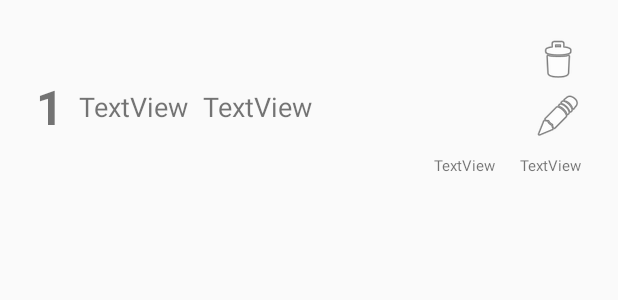
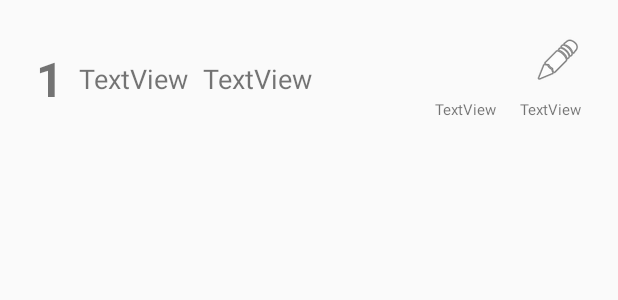
Before and after one commit to staspopil/Room_MVVM_RV---LABPAM2, an Android app: the layout act_item.xml on its own in the app's theme, with its tools: preview values and no code run, on a phone screen of 412 x 824 dp. Shown: the top 300 px of the screen. Run offline under Robolectric (Android 15) with nearby library versions, the phone set to English and light mode, and no system bars.

Commit message:
second commit

```diff
--- a/app/src/main/java/com/example/labn2/CreateActFragment.kt
+++ b/app/src/main/java/com/example/labn2/CreateActFragment.kt
@@ -50,7 +50,7 @@ class CreateActFragment : Fragment() {
         val args = CreateActFragmentArgs.fromBundle(arguments!!)
         time = args.time
        // val string = SimpleDateFormat("dd/MM/yyyy").format(time)
-        actViewModel = ViewModelProvider(this).get(ActViewModel::class.java)
+        actViewModel = ViewModelProvider(this,defaultViewModelProviderFactory).get(ActViewModel::class.java)
          timePicker = binding.timepicker
 
         binding.sbmitButton.setOnClickListener {
@@ -67,7 +67,7 @@ class CreateActFragment : Fragment() {
 
         if (inputCheck(actTitle,actDescription)){
             val act = Act(0,time,actTitle,actDescription,"${timePicker.hour}:${timePicker.minute}")
-          //  actViewModel.addAct(act)
+           actViewModel.addAct(act)
             Toast.makeText(context,"Succesfully Added" + actTitle,Toast.LENGTH_SHORT).show()
             findNavController().navigate(R.id.action_createActFragment_to_listOfActsFragment)
         }
--- a/app/src/main/java/com/example/labn2/Database/ActDao.kt
+++ b/app/src/main/java/com/example/labn2/Database/ActDao.kt
@@ -7,7 +7,7 @@ import androidx.room.*
 interface ActDao {
 
     @Delete
-    fun delete(act:Act)
+    fun delete(key:Long)
 
     @Insert(onConflict = OnConflictStrategy.IGNORE)
      fun addAct(act:Act)
--- a/app/src/main/java/com/example/labn2/Database/Repository.kt
+++ b/app/src/main/java/com/example/labn2/Database/Repository.kt
@@ -14,8 +14,8 @@ class Repository(private val  actDao:ActDao) {
         actDao.addAct(act)
     }
 
-    fun delete(act:Act){
-        actDao.delete(act)
+    fun delete(id:Long){
+        actDao.delete(id)
     }
     suspend fun update(act:Act){
         actDao.update(act)
--- a/app/src/main/java/com/example/labn2/EditFragment.kt
+++ b/app/src/main/java/com/example/labn2/EditFragment.kt
@@ -48,6 +48,10 @@ class EditFragment : Fragment() {
         binding.sbmitButton2.setOnClickListener {
             updateAct()
         }
+        binding.delButton.setOnClickListener {
+            actViewModel.delete(actID)
+            findNavController().navigate(R.id.action_editFragment_to_listOfActsFragment)
+        }
         return binding.root
     }
 
@@ -58,7 +62,7 @@ class EditFragment : Fragment() {
         val actDate = Act_Date2.text.toString()
         if (inputCheck(actTitle,actDescription)){
             val act = Act(actID,actDate,actTitle,actDescription,"${timePicker.hour}:${timePicker.minute}")
-           // actViewModel.update(act)
+            actViewModel.update(act)
             Toast.makeText(context,"Succesfully Edited" + actTitle, Toast.LENGTH_SHORT).show()
             findNavController().navigate(R.id.action_editFragment_to_listOfActsFragment)
         }
--- a/app/src/main/res/layout/act_item.xml
+++ b/app/src/main/res/layout/act_item.xml
@@ -56,32 +56,29 @@
         android:id="@+id/textTime"
         android:layout_width="wrap_content"
         android:layout_height="wrap_content"
-        android:layout_marginTop="10dp"
-        android:layout_marginEnd="4dp"
         android:text="TextView"
         android:textSize="10sp"
-        app:layout_constraintBottom_toBottomOf="parent"
+        app:layout_constraintBaseline_toBaselineOf="@+id/text_hh_mm"
         app:layout_constraintEnd_toStartOf="@+id/text_hh_mm"
-        app:layout_constraintHorizontal_bias="0.957"
-        app:layout_constraintStart_toStartOf="parent"
-        app:layout_constraintTop_toBottomOf="@+id/image_edit"
-        app:layout_constraintVertical_bias="0.509" />
+        app:layout_constraintHorizontal_bias="0.945"
+        app:layout_constraintStart_toStartOf="parent" />
 
     <TextView
         android:id="@+id/text_hh_mm"
         android:layout_width="wrap_content"
         android:layout_height="wrap_content"
+        android:layout_marginTop="10dp"
         android:text="TextView"
         android:textSize="10sp"
         app:layout_constraintBottom_toBottomOf="parent"
         app:layout_constraintEnd_toEndOf="parent"
         app:layout_constraintHorizontal_bias="1.0"
         app:layout_constraintStart_toStartOf="parent"
-        app:layout_constraintTop_toTopOf="parent"
-        app:layout_constraintVertical_bias="1.0" />
+        app:layout_constraintTop_toBottomOf="@+id/image_edit"
+        app:layout_constraintVertical_bias="0.71" />
 
     <ImageView
-        android:id="@+id/image_delete"
+        android:id="@+id/image_edit"
         android:layout_width="wrap_content"
         android:layout_height="wrap_content"
         app:layout_constraintBottom_toBottomOf="parent"
@@ -89,19 +86,6 @@
         app:layout_constraintHorizontal_bias="1.0"
         app:layout_constraintStart_toStartOf="parent"
         app:layout_constraintTop_toTopOf="parent"
-        app:layout_constraintVertical_bias="0.0"
-        app:srcCompat="@android:drawable/ic_menu_delete" />
-
-    <ImageView
-        android:id="@+id/image_edit"
-        android:layout_width="wrap_content"
-        android:layout_height="wrap_content"
-        android:layout_marginTop="5dp"
-        app:layout_constraintBottom_toBottomOf="parent"
-        app:layout_constraintEnd_toEndOf="parent"
-        app:layout_constraintHorizontal_bias="1.0"
-        app:layout_constraintStart_toStartOf="parent"
-        app:layout_constraintTop_toBottomOf="@+id/image_delete"
         app:layout_constraintVertical_bias="0.0"
         app:srcCompat="@android:drawable/ic_menu_edit" />
 
```
Also changed, not shown: app/build.gradle (+12 -16 lines), app/src/main/java/com/example/labn2/Database/ActViewModel.kt (+19 -19 lines), app/src/main/java/com/example/labn2/listOfActsFragment.kt (+4 -4 lines), app/src/main/res/layout/fragment_edit.xml (+11 -0 lines).
